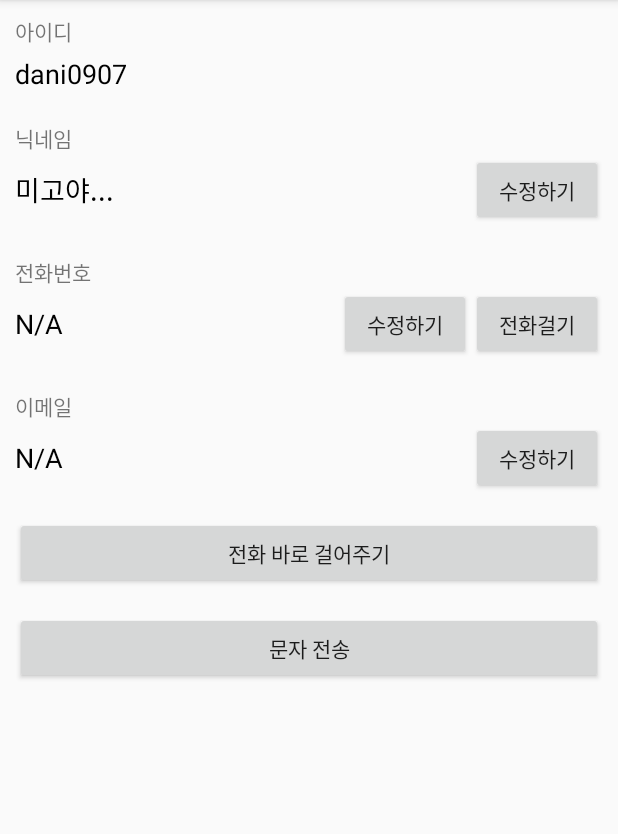
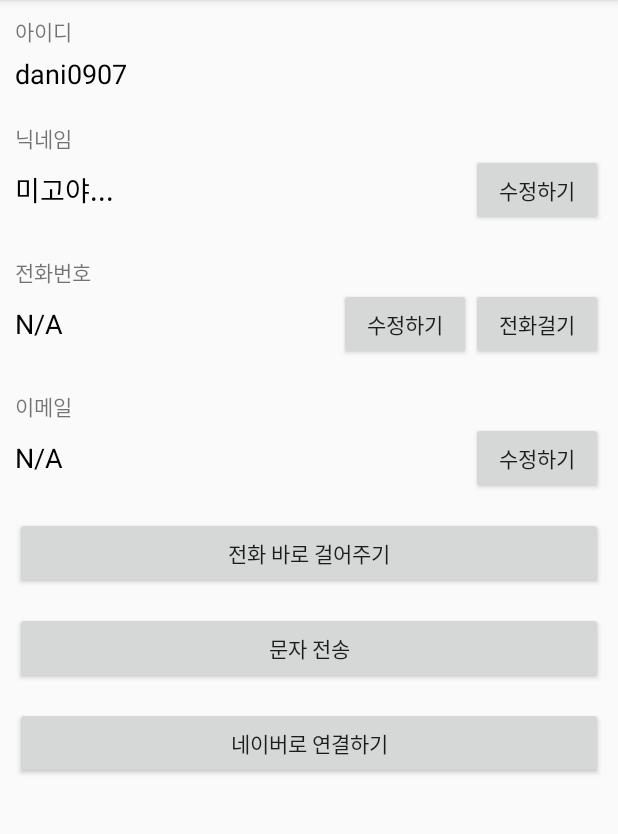
Before and after one commit to dani0907/AndroidBasic03_20200521, an Android app: the screen it shows after launch (MainActivity), on a phone screen of 412 x 824 dp, the part 84-918 px from its top. Run offline under Robolectric (Android 15) with nearby library versions, the phone set to English and light mode, and no system bars; our stand-ins replace data binding.

Commit message:
인터넷 링크 연결 (네이버 예시)

```diff
--- a/app/src/main/res/layout/activity_main.xml
+++ b/app/src/main/res/layout/activity_main.xml
@@ -123,5 +123,11 @@
             android:layout_height="wrap_content"
             android:layout_marginTop="15dp"
             android:text="문자 전송"/>
+        <Button
+            android:id="@+id/webLinkBtn"
+            android:layout_width="match_parent"
+            android:layout_height="wrap_content"
+            android:layout_marginTop="15dp"
+            android:text="네이버로 연결하기"/>
     </LinearLayout>
 </layout>
```
Also changed, not shown: app/src/main/java/com/example/androidbasic03_20200521/MainActivity.java (+10 -0 lines).
